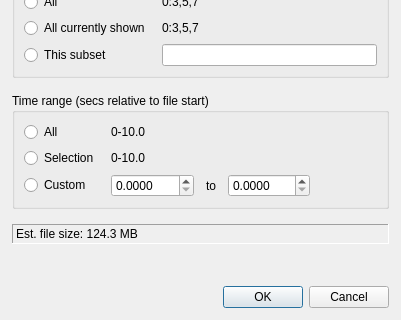
First picture: the form in Forms/ExportDialog.ui, repository billkarsh/SpikeGLX, before the edit; both pictures show x 0 to 401 and y 174 to 494 of the 401 by 494 pixel window.
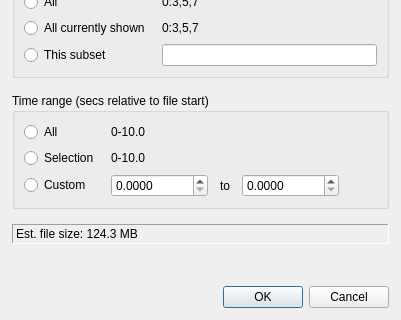
Second picture: the form after the edit.

Diff of the .ui file:
```diff
--- a/Forms/ExportDialog.ui
+++ b/Forms/ExportDialog.ui
@@ -389,6 +389,9 @@
         <property name="decimals">
          <number>4</number>
         </property>
+        <property name="maximum">
+         <double>100000.000000000000000</double>
+        </property>
        </widget>
       </item>
       <item row="2" column="2">
@@ -415,6 +418,9 @@
         <property name="decimals">
          <number>4</number>
         </property>
+        <property name="maximum">
+         <double>100000.000000000000000</double>
+        </property>
        </widget>
       </item>
       <item row="2" column="4">
```
